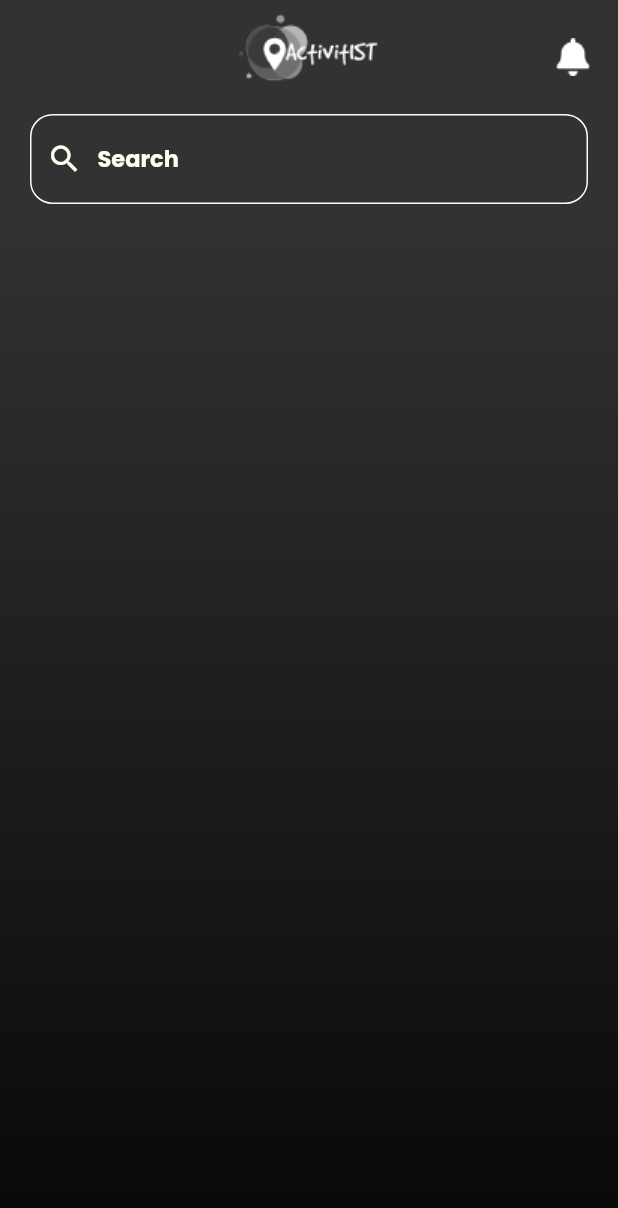
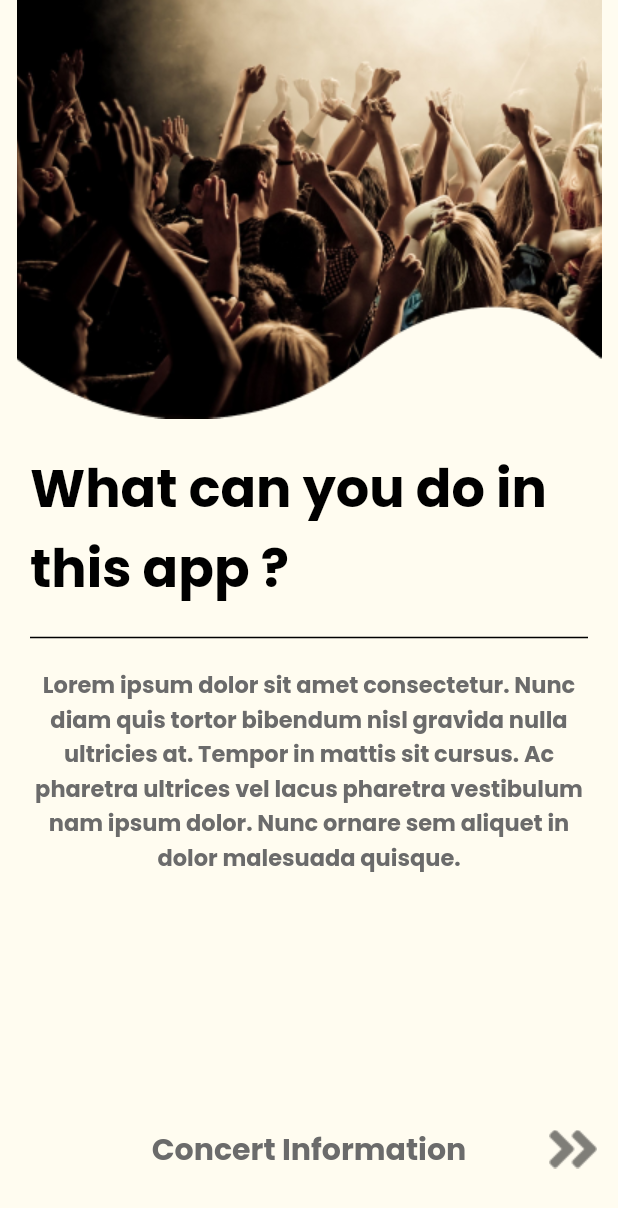
Before and after one commit to aysekayabay/activist_app, a Flutter app: the screen it shows after launch, on a phone screen of 412 x 824 dp. Shown: the top 1208 px of the screen. Run offline on Flutter 3.47's test engine with Material 2 defaults, Android fonts, the phone set to English and light mode, and no system bars; our stand-ins replace cloud_firestore, firebase_auth, firebase_core, flutter_map, flutter_mobx, flutter_slidable and 5 more; missing offline and left inert: flutter_facebook_auth; accounts and stored records are empty; generated files the repository leaves out were written again.

Commit message:
onboard update

```diff
--- a/lib/core/components/app_bar/custom_app_bar.dart
+++ b/lib/core/components/app_bar/custom_app_bar.dart
@@ -68,7 +68,7 @@ class CustomAppBar extends StatelessWidget implements PreferredSizeWidget {
         case AppBarWidgets.LOGO:
           return Image.asset(ImageConstants.LOGO_GREY);
         case AppBarWidgets.TITLE:
-          return Align(alignment: Alignment.center, child: Text(centerTitle ?? '', style: Theme.of(context).textTheme.labelMedium!.copyWith(color: AppColors.darkGrey)));
+          return Align(alignment: Alignment.center, child: Text(centerTitle ?? '', style: Theme.of(context).textTheme.displaySmall));
         default:
           return SizedBox();
       }
--- /dev/null
+++ b/lib/core/components/page/onboard_item.dart
@@ -0,0 +1,31 @@
+import 'package:flutter/material.dart';
+
+import '../../constants/theme/theme_constants.dart';
+
+class OnboardItem extends StatelessWidget {
+  const OnboardItem({
+    super.key,
+    this.image,
+    this.question,
+    this.title,
+  });
+
+  final image, question, title;
+
+  @override
+  Widget build(BuildContext context) {
+    return Column(children: [
+      Image.asset(image),
+      Padding(
+        padding: EdgeInsets.all(AppSizes.mediumSize),
+        child: Column(
+          children: [
+            Text(question, textAlign: TextAlign.start, style: Theme.of(context).textTheme.headlineSmall?.copyWith(color: AppColors.black)),
+            Divider(color: Colors.black, thickness: 1, height: AppSizes.highSize),
+            Text(title, style: Theme.of(context).textTheme.bodySmall?.copyWith(color: AppColors.darkGrey), textAlign: TextAlign.center),
+          ],
+        ),
+      ),
+    ]);
+  }
+}
--- a/lib/core/constants/image/image_constants.dart
+++ b/lib/core/constants/image/image_constants.dart
@@ -28,6 +28,9 @@ class ImageConstants {
   static final String WORKSHOP = 'workshop'.toPngFromIconAsset();
   static final String MESSAGES = 'messages'.toPngFromIconAsset();
   static final String PROFILE = 'profile'.toPngFromIconAsset();
+  static final String ONBOARD1 = 'o1'.toPngFromImageAsset();
+  static final String ONBOARD2 = 'o2'.toPngFromImageAsset();
+  static final String ONBOARD3 = 'o3'.toPngFromImageAsset();
 }
 
 extension ImageExtensions on String {
--- a/lib/core/constants/navigation/navigation_constants.dart
+++ b/lib/core/constants/navigation/navigation_constants.dart
@@ -5,5 +5,6 @@ class NavigationConstants {
   static const String TEST = '/test';
   static const String MAP = '/map';
   static const String DETAIL = '/detail';
+  static const String ONBOARD = '/onboard';
   static const String APP_BASE = '/app-base';
 }
--- a/lib/core/init/navigation/navigation_route.dart
+++ b/lib/core/init/navigation/navigation_route.dart
@@ -1,5 +1,6 @@
 import 'package:akademi_bootcamp/product/app-base/app_base.dart';
 import 'package:akademi_bootcamp/core/constants/navigation/navigation_constants.dart';
+import 'package:akademi_bootcamp/product/onboard/onboard_view.dart';
 import 'package:akademi_bootcamp/product/testview.dart';
 import 'package:flutter/material.dart';
 import '../../../product/auth/auth_view.dart';
@@ -22,6 +23,8 @@ class NavigationRoute {
         return navigate(TestView());
       case NavigationConstants.MAP:
         return navigate(MapBoxView());
+      case NavigationConstants.ONBOARD:
+        return navigate(OnboardView());
       case NavigationConstants.APP_BASE:
         return navigate(AppBaseView());
       case NavigationConstants.PROFILE:
--- /dev/null
+++ b/lib/core/model/onboard_model.dart
@@ -0,0 +1,33 @@
+import '../constants/image/image_constants.dart';
+
+class OnboardModel {
+  final String image, title, description, pageName;
+
+  OnboardModel({
+    required this.image,
+    required this.title,
+    required this.description,
+    required this.pageName,
+  });
+}
+
+final List<OnboardModel> onboard_data = [
+  OnboardModel(
+      image: ImageConstants.ONBOARD1,
+      title: "What can you do in this app ?",
+      description:
+          "Lorem ipsum dolor sit amet consectetur. Nunc diam quis tortor bibendum nisl gravida nulla ultricies at. Tempor in mattis sit cursus. Ac pharetra ultrices vel lacus pharetra vestibulum nam ipsum dolor. Nunc ornare sem aliquet in dolor malesuada quisque.",
+      pageName: "Concert Information"),
+  OnboardModel(
+      image: ImageConstants.ONBOARD2,
+      title: "What can you do in this app ?",
+      description:
+          "Lorem ipsum dolor sit amet consectetur. Nunc diam quis tortor bibendum nisl gravida nulla ultricies at. Tempor in mattis sit cursus. Ac pharetra ultrices vel lacus pharetra vestibulum nam ipsum dolor. Nunc ornare sem aliquet in dolor malesuada quisque.",
+      pageName: "Theater Information"),
+  OnboardModel(
+      image: ImageConstants.ONBOARD3,
+      title: "What can you do in this app ?",
+      description:
+          "Lorem ipsum dolor sit amet consectetur. Nunc diam quis tortor bibendum nisl gravida nulla ultricies at. Tempor in mattis sit cursus. Ac pharetra ultrices vel lacus pharetra vestibulum nam ipsum dolor. Nunc ornare sem aliquet in dolor malesuada quisque.",
+      pageName: "Workshop Activities"),
+];
--- a/lib/main.dart
+++ b/lib/main.dart
@@ -2,7 +2,7 @@ import 'package:akademi_bootcamp/core/init/navigation/navigation_route.dart';
 import 'package:akademi_bootcamp/core/init/navigation/navigation_service.dart';
 import 'package:akademi_bootcamp/core/init/theme/app_theme.dart';
 import 'package:akademi_bootcamp/product/initialize/application_start.dart';
-import 'package:akademi_bootcamp/product/home/home_view.dart';
+import 'package:akademi_bootcamp/product/splash/splash_view.dart';
 import 'package:flutter/material.dart';
 
 void main() async {
@@ -21,6 +21,6 @@ class MyApp extends StatelessWidget {
         theme: AppThemeDark.instance.theme,
         navigatorKey: NavigationService.instance.navigatorKey,
         onGenerateRoute: NavigationRoute.instance.generateRoute,
-        home: HomeView());
+        home: SplashView());
   }
 }
--- /dev/null
+++ b/lib/product/onboard/onboard_view.dart
@@ -0,0 +1,62 @@
+import 'package:akademi_bootcamp/core/components/app_bar/custom_app_bar.dart';
+import 'package:akademi_bootcamp/core/constants/theme/theme_constants.dart';
+import 'package:akademi_bootcamp/product/onboard/onboard_view_model.dart';
+import 'package:flutter/material.dart';
+import 'package:flutter_mobx/flutter_mobx.dart';
+
+import '../../core/components/page/onboard_item.dart';
+import '../../core/model/onboard_model.dart';
+
+class OnboardView extends StatefulWidget {
+  const OnboardView({super.key});
+
+  @override
+  State<OnboardView> createState() => _OnboardViewState();
+}
+
+class _OnboardViewState extends State<OnboardView> {
+  OnboardViewModel _viewModel = OnboardViewModel();
+
+  @override
+  void initState() {
+    _viewModel.init();
+    super.initState();
+  }
+
+  @override
+  Widget build(BuildContext context) {
+    return Scaffold(
+      backgroundColor: AppColors.vanillaShake,
+      body: Column(
+        children: [
+          Expanded(
+            child: PageView.builder(
+              itemCount: onboard_data.length,
+              controller: _viewModel.pageController,
+              onPageChanged: (index) => _viewModel.changePage(index),
+              itemBuilder: (context, index) => OnboardItem(
+                image: onboard_data[index].image,
+                question: onboard_data[index].title,
+                title: onboard_data[index].description,
+              ),
+            ),
+          ),
+          Observer(builder: (_) {
+            return CustomAppBar(
+              context: context,
+              left: _viewModel.leftWidget,
+              onTapLeft: _viewModel.leftWidget != null ? _viewModel.goToPreviousPage : null,
+              center: AppBarWidgets.TITLE,
+              centerTitle: _viewModel.pageName,
+              right: AppBarWidgets.NEXT,
+              onTapRight: _viewModel.goToNextPage,
+              leftIconColor: AppColors.black,
+              rightIconColor: AppColors.black,
+            );
+          }),
+          SizedBox(height: AppSizes.mediumSize)
+        ],
+      ),
+    );
+  }
+}
--- a/lib/product/splash/splash_view.dart
+++ b/lib/product/splash/splash_view.dart
@@ -12,7 +12,7 @@ class SplashView extends StatefulWidget {
 class _SplashViewState extends State<SplashView> {
   @override
   void initState() {
-    Future.delayed(Duration(seconds: 3)).then((value) => NavigationService.instance.navigateToPageRemoved(path: NavigationConstants.AUTH));
+    Future.delayed(Duration(seconds: 3)).then((value) => NavigationService.instance.navigateToPageRemoved(path: NavigationConstants.ONBOARD));
     super.initState();
   }
 
```
Also changed, not shown: lib/product/onboard/OnboardView.dart (deleted, +0 -132 lines), lib/product/onboard/onboard_view_model.dart (added, +60 -0 lines), assets/images/o1.png (renamed from assets/photos/page2.png), assets/images/o2.png (renamed from assets/photos/page3.png), assets/images/o3.png (renamed from assets/photos/page4.png), assets/images/splash_image.png (renamed from assets/photos/page1.png), lib/product/onboard/onboard_view_model.g.dart (added).
